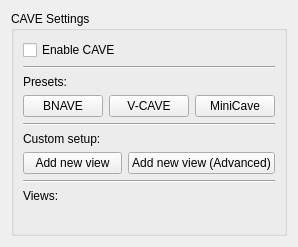
First picture: the form in CAVEStereoModule/ui/CaveSettings.ui, repository realXtend/tundra, before the edit.
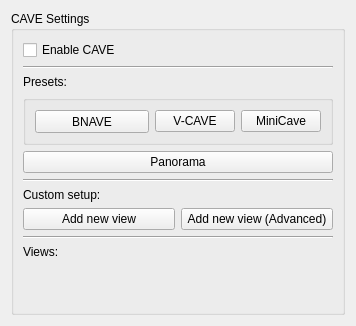
Second picture: the form after the edit.

Commit message: Migrating CAVEStereo module to Tundra

The edit to the form file:
```diff
--- a/CAVEStereoModule/ui/CaveSettings.ui
+++ b/CAVEStereoModule/ui/CaveSettings.ui
@@ -6,8 +6,8 @@
    <rect>
     <x>0</x>
     <y>0</y>
-    <width>296</width>
-    <height>247</height>
+    <width>334</width>
+    <height>326</height>
    </rect>
   </property>
   <property name="windowTitle">
@@ -42,9 +42,16 @@
        </widget>
       </item>
       <item>
+       <widget class="QGroupBox" name="groupBox">
        <layout class="QHBoxLayout" name="horizontalLayout_2">
         <item>
          <widget class="QPushButton" name="bnave_button">
+           <property name="minimumSize">
+            <size>
+             <width>114</width>
+             <height>23</height>
+            </size>
+           </property>
           <property name="text">
            <string>BNAVE</string>
           </property>
@@ -65,6 +72,14 @@
          </widget>
         </item>
        </layout>
+       </widget>
+      </item>
+      <item>
+       <widget class="QPushButton" name="panorama_button">
+        <property name="text">
+         <string>Panorama</string>
+        </property>
+       </widget>
       </item>
       <item>
        <widget class="Line" name="line">
```
Lines whose indentation alone changed are shown as unchanged. The commit also changes 13 other files.
